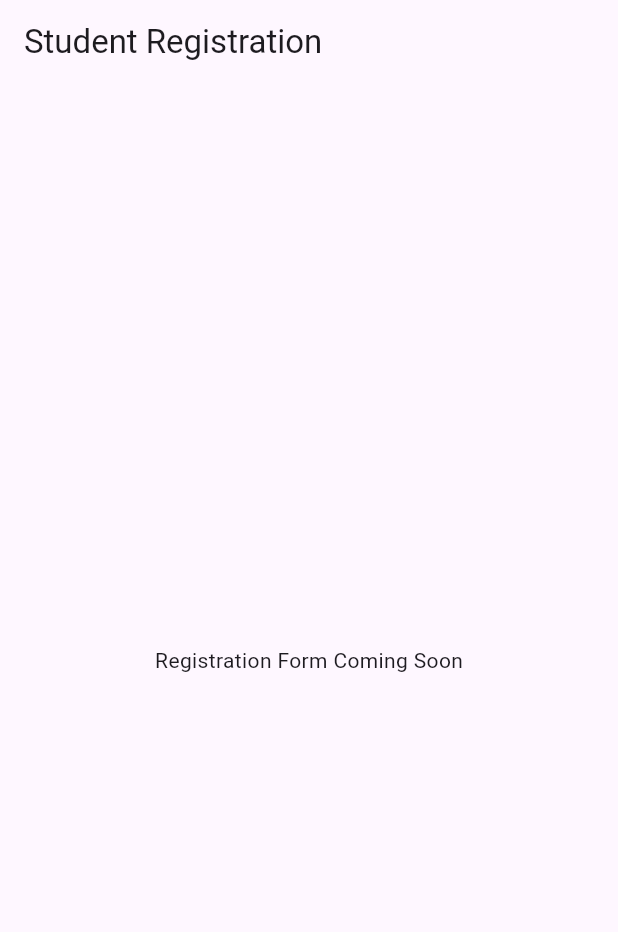
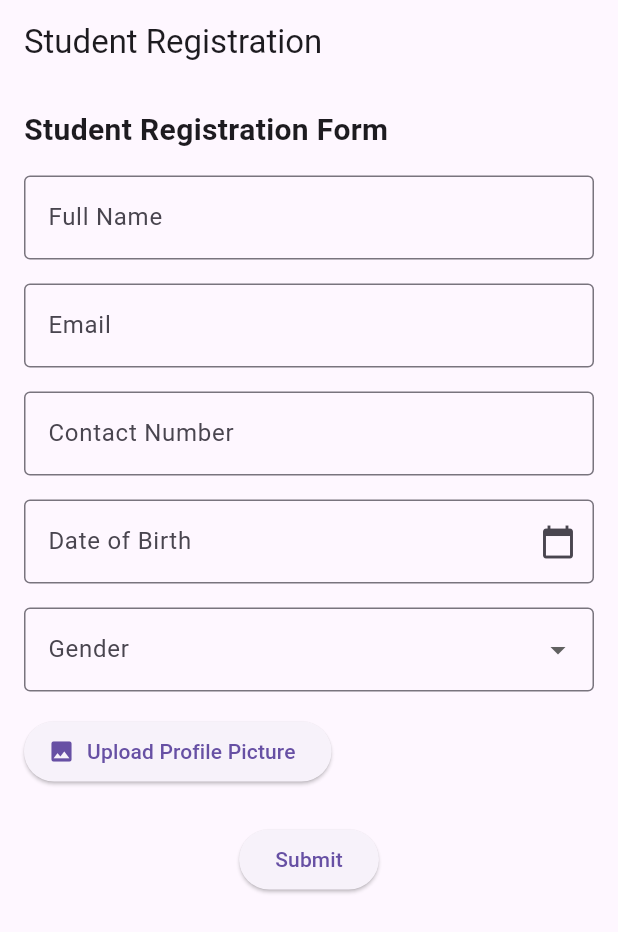
Before and after one commit to Goodwish-Engineering/Flutter-Task, a Flutter app: the screen it shows after launch, on a phone screen of 412 x 824 dp. Shown: the top 932 px of the screen. Run offline on Flutter 3.47's test engine with Material 3 defaults, Android fonts, the phone set to English and light mode, and no system bars.

Commit message:
simple form layout created

```diff
--- a/lib/main.dart
+++ b/lib/main.dart
@@ -31,8 +31,97 @@ class _StudentRegistrationPageState extends State<StudentRegistrationPage> {
       appBar: AppBar(
         title: Text('Student Registration'),
       ),
-      body: Center(
-        child: Text('Registration Form Coming Soon'),
+      body: SingleChildScrollView(
+        padding: EdgeInsets.all(16),
+        child: Column(
+          crossAxisAlignment: CrossAxisAlignment.start,
+          children: [
+            Text(
+              'Student Registration Form',
+              style: TextStyle(fontSize: 20, fontWeight: FontWeight.bold),
+            ),
+            SizedBox(height: 16),
+
+            // Full Name Field
+            TextField(
+              decoration: InputDecoration(
+                labelText: 'Full Name',
+                border: OutlineInputBorder(),
+              ),
+            ),
+
+            SizedBox(height: 16),
+
+            // Email Field
+            TextField(
+              decoration: InputDecoration(
+                labelText: 'Email',
+                border: OutlineInputBorder(),
+              ),
+            ),
+
+            SizedBox(height: 16),
+
+            // Contact Number Field
+            TextField(
+              decoration: InputDecoration(
+                labelText: 'Contact Number',
+                border: OutlineInputBorder(),
+              ),
+            ),
+            // Date of Birth Field
+            SizedBox(height: 16),
+            TextField(
+              readOnly: true,
+              decoration: InputDecoration(
+                labelText: 'Date of Birth',
+                border: OutlineInputBorder(),
+                suffixIcon: Icon(Icons.calendar_today),
+              ),
+              onTap: () {
+                // We'll add date picker logic later
+              },
+            ),
+
+// Gender Dropdown
+            SizedBox(height: 16),
+            DropdownButtonFormField<String>(
+              decoration: InputDecoration(
+                labelText: 'Gender',
+                border: OutlineInputBorder(),
+              ),
+              items: ['Male', 'Female', 'Other'].map((gender) {
+                return DropdownMenuItem(
+                  value: gender,
+                  child: Text(gender),
+                );
+              }).toList(),
+              onChanged: (value) {
+                // We'll handle saving gender later
+              },
+            ),
+
+// Profile Picture Upload
+            SizedBox(height: 16),
+            ElevatedButton.icon(
+              onPressed: () {
+                // We'll add image picker logic later
+              },
+              icon: Icon(Icons.photo),
+              label: Text('Upload Profile Picture'),
+            ),
+            SizedBox(height: 24),
+
+            Center(
+              child: ElevatedButton(
+                onPressed: () {
+                  // We'll validate and handle submission here later
+                },
+                child: Text('Submit'),
+              ),
+            ),
+          ],
+        ),
       ),
     );
   }
```
